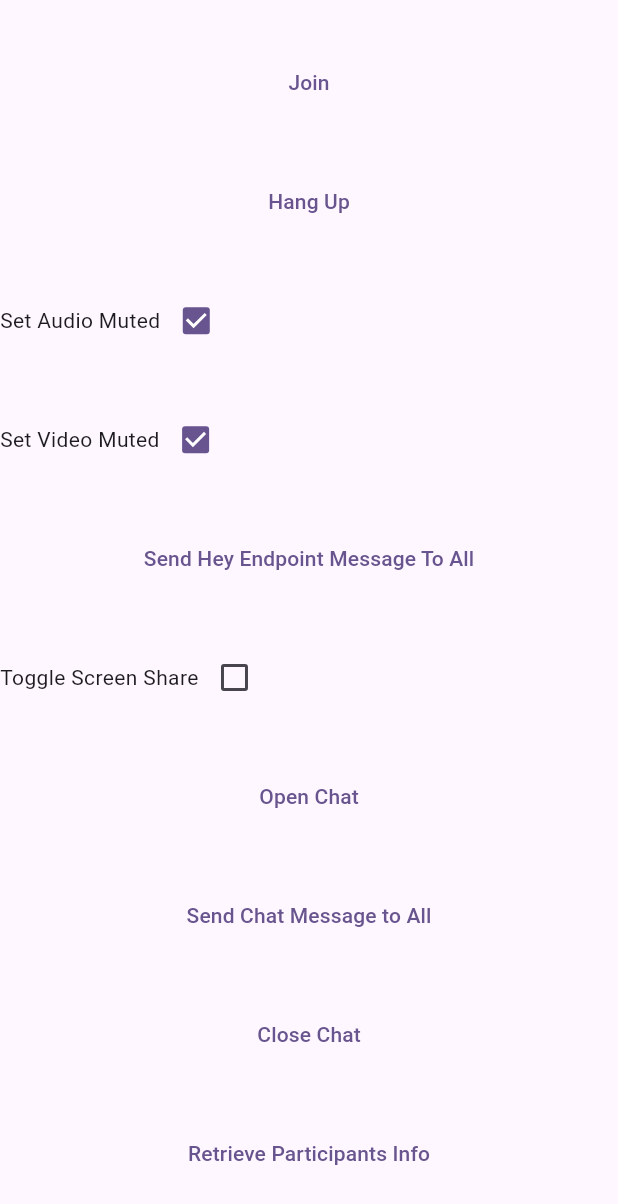
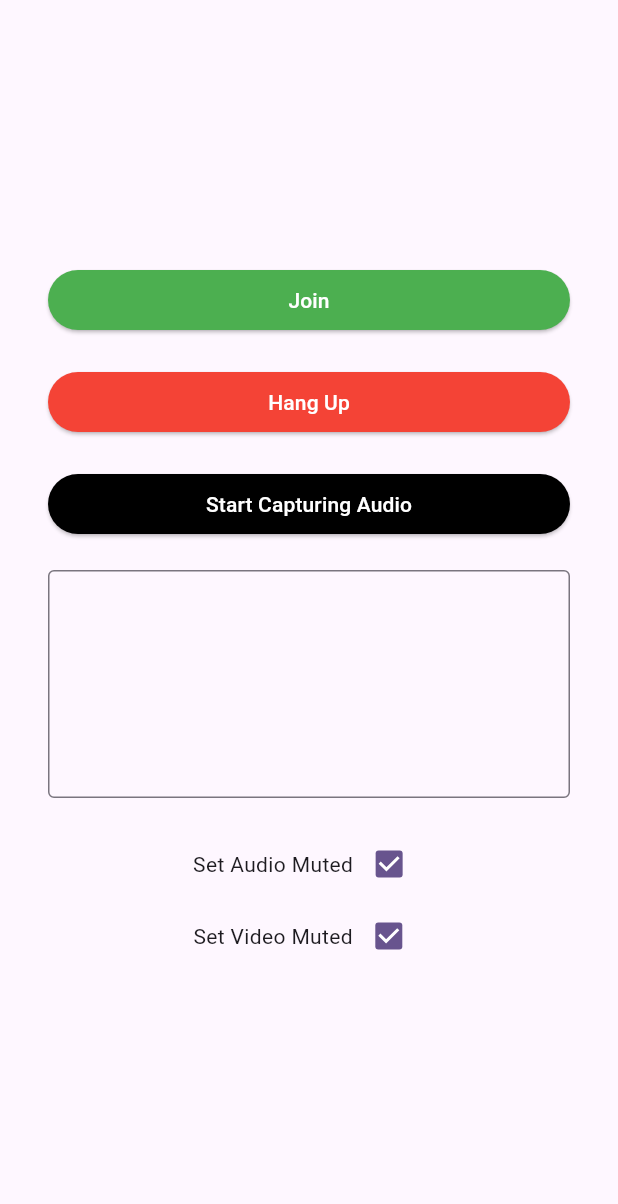
Before and after one commit to MeYo0o/meeting_app, a Flutter app: the screen it shows after launch, on a phone screen of 412 x 824 dp. Shown: the top 1204 px of the screen. Run offline on Flutter 3.47's test engine with Material 3 defaults, Android fonts, the phone set to English and light mode, and no system bars; our stand-ins replace speech_to_text; missing offline and left inert: jitsi_meet_flutter_sdk.

```diff
--- a/lib/home_screen.dart
+++ b/lib/home_screen.dart
@@ -1,5 +1,8 @@
+import 'dart:developer';
+
 import 'package:flutter/material.dart';
 import 'package:jitsi_meet_flutter_sdk/jitsi_meet_flutter_sdk.dart';
+import 'package:speech_to_text/speech_to_text.dart' as stt;
 
 class HomeScreen extends StatefulWidget {
   const HomeScreen({super.key});
@@ -9,18 +12,47 @@ class HomeScreen extends StatefulWidget {
 }
 
 class _HomeScreenState extends State<HomeScreen> {
+  final TextEditingController messageController = TextEditingController();
+  stt.SpeechToText speech = stt.SpeechToText();
+  bool isTakingAudioInput = false;
+  bool servicesAreEnabled = false;
+
   bool audioMuted = true;
   bool videoMuted = true;
   bool screenShareOn = false;
   List<String> participants = [];
   final _jitsiMeetPlugin = JitsiMeet();
 
-  join() async {
+  @override
+  void initState() {
+    super.initState();
+
+    startSTTServices();
+  }
+
+  @override
+  void dispose() {
+    messageController.dispose();
+    super.dispose();
+  }
+
+  void startSTTServices() async {
+    servicesAreEnabled = await speech.initialize(
+      onStatus: (status) {
+        log('status: $status');
+      },
+      onError: (errorNotification) {
+        log('onError: $errorNotification');
+      },
+    );
+  }
+
+  Future<void> join() async {
     var options = JitsiMeetConferenceOptions(
-      room: "ClinicalHallsPassAround",
+      room: 'ClinicalHallsPassAround',
       configOverrides: {
-        "startWithAudioMuted": true,
-        "startWithVideoMuted": true,
+        'startWithAudioMuted': true,
+        'startWithVideoMuted': true,
       },
       featureFlags: {
         FeatureFlags.addPeopleEnabled: true,
@@ -69,61 +101,64 @@ class _HomeScreenState extends State<HomeScreen> {
         FeatureFlags.toolboxAlwaysVisible: true,
       },
       userInfo: JitsiMeetUserInfo(
-          displayName: "Fresh-Start Company",
-          email: "fresh-start-dev@gmail.com",
+        displayName: 'Fresh-Start Company',
+        email: 'fresh-start-dev@gmail.com',
         avatar:
-              "https://media.licdn.com/dms/image/D4D03AQEGmEfbRTuvNQ/profile-displayphoto-shrink_800_800/0/1712652884077?e=1720051200&v=beta&t=EJ_g-czNv7V_E2h9KxkDxFXbh0LsYGZaemqdi7TMEWE"),
+            'https://media.licdn.com/dms/image/D4D03AQEGmEfbRTuvNQ/profile-displayphoto-shrink_800_800/0/1712652884077?e=1720051200&v=beta&t=EJ_g-czNv7V_E2h9KxkDxFXbh0LsYGZaemqdi7TMEWE',
+      ),
     );
 
     var listener = JitsiMeetEventListener(
       conferenceJoined: (url) {
-        debugPrint("conferenceJoined: url: $url");
+        debugPrint('conferenceJoined: url: $url');
       },
       conferenceTerminated: (url, error) {
-        debugPrint("conferenceTerminated: url: $url, error: $error");
+        debugPrint('conferenceTerminated: url: $url, error: $error');
       },
       conferenceWillJoin: (url) {
-        debugPrint("conferenceWillJoin: url: $url");
+        debugPrint('conferenceWillJoin: url: $url');
       },
       participantJoined: (email, name, role, participantId) {
         debugPrint(
-          "participantJoined: email: $email, name: $name, role: $role, "
-          "participantId: $participantId",
+          'participantJoined: email: $email, name: $name, role: $role, '
+          'participantId: $participantId',
         );
         participants.add(participantId!);
       },
       participantLeft: (participantId) {
-        debugPrint("participantLeft: participantId: $participantId");
+        debugPrint('participantLeft: participantId: $participantId');
       },
       audioMutedChanged: (muted) {
-        debugPrint("audioMutedChanged: isMuted: $muted");
+        debugPrint('audioMutedChanged: isMuted: $muted');
       },
       videoMutedChanged: (muted) {
-        debugPrint("videoMutedChanged: isMuted: $muted");
+        debugPrint('videoMutedChanged: isMuted: $muted');
       },
       endpointTextMessageReceived: (senderId, message) {
         debugPrint(
-            "endpointTextMessageReceived: senderId: $senderId, message: $message");
+          'endpointTextMessageReceived: senderId: $senderId, message: $message',
+        );
       },
       screenShareToggled: (participantId, sharing) {
         debugPrint(
-          "screenShareToggled: participantId: $participantId, "
-          "isSharing: $sharing",
+          'screenShareToggled: participantId: $participantId, '
+          'isSharing: $sharing',
         );
       },
       chatMessageReceived: (senderId, message, isPrivate, timestamp) {
         debugPrint(
-          "chatMessageReceived: senderId: $senderId, message: $message, "
-          "isPrivate: $isPrivate, timestamp: $timestamp",
+          'chatMessageReceived: senderId: $senderId, message: $message, '
+          'isPrivate: $isPrivate, timestamp: $timestamp',
         );
       },
-      chatToggled: (isOpen) => debugPrint("chatToggled: isOpen: $isOpen"),
+      chatToggled: (isOpen) => debugPrint('chatToggled: isOpen: $isOpen'),
       participantsInfoRetrieved: (participantsInfo) {
         debugPrint(
-            "participantsInfoRetrieved: participantsInfo: $participantsInfo, ");
+          'participantsInfoRetrieved: participantsInfo: $participantsInfo, ',
+        );
       },
       readyToClose: () {
-        debugPrint("readyToClose");
+        debugPrint('readyToClose');
       },
     );
     await _jitsiMeetPlugin.join(options, listener);
@@ -135,7 +170,7 @@ class _HomeScreenState extends State<HomeScreen> {
 
   setAudioMuted(bool? muted) async {
     var a = await _jitsiMeetPlugin.setAudioMuted(muted!);
-    debugPrint("$a");
+    debugPrint('$a');
     setState(() {
       audioMuted = muted;
     });
@@ -143,20 +178,20 @@ class _HomeScreenState extends State<HomeScreen> {
 
   setVideoMuted(bool? muted) async {
     var a = await _jitsiMeetPlugin.setVideoMuted(muted!);
-    debugPrint("$a");
+    debugPrint('$a');
     setState(() {
       videoMuted = muted;
     });
   }
 
   sendEndpointTextMessage() async {
-    var a = await _jitsiMeetPlugin.sendEndpointTextMessage(message: "HEY");
-    debugPrint("$a");
+    var a = await _jitsiMeetPlugin.sendEndpointTextMessage(message: 'HEY');
+    debugPrint('$a');
 
     for (var p in participants) {
       var b =
-          await _jitsiMeetPlugin.sendEndpointTextMessage(to: p, message: "HEY");
-      debugPrint("$b");
+          await _jitsiMeetPlugin.sendEndpointTextMessage(to: p, message: 'HEY');
+      debugPrint('$b');
     }
   }
 
@@ -173,12 +208,12 @@ class _HomeScreenState extends State<HomeScreen> {
   }
 
   sendChatMessage() async {
-    var a = await _jitsiMeetPlugin.sendChatMessage(message: "HEY1");
-    debugPrint("$a");
+    var a = await _jitsiMeetPlugin.sendChatMessage(message: 'HEY1');
+    debugPrint('$a');
 
     for (var p in participants) {
-      a = await _jitsiMeetPlugin.sendChatMessage(to: p, message: "HEY2");
-      debugPrint("$a");
+      a = await _jitsiMeetPlugin.sendChatMessage(to: p, message: 'HEY2');
+      debugPrint('$a');
     }
   }
 
@@ -188,54 +223,139 @@ class _HomeScreenState extends State<HomeScreen> {
 
   retrieveParticipantsInfo() async {
     var a = await _jitsiMeetPlugin.retrieveParticipantsInfo();
-    debugPrint("$a");
+    debugPrint('$a');
+  }
+
+  void startCaptureAudio() async {
+    //* If not taking audio input
+
+    if (servicesAreEnabled) {
+      setState(() => isTakingAudioInput = true);
+
+      speech.listen(
+        onResult: (result) {
+          messageController.text = result.recognizedWords;
+        },
+      );
+    } else {
+      log('The user has denied the use of speech recognition.');
+    }
+  }
+
+  void stopCaptureAudio() async {
+    speech.stop();
+    setState(() => isTakingAudioInput = false);
   }
 
   @override
   Widget build(BuildContext context) {
     return Scaffold(
-      body: Center(
+      body: GestureDetector(
+        onTap: FocusScope.of(context).unfocus,
+        behavior: HitTestBehavior.translucent,
+        child: Padding(
+          padding: const EdgeInsets.symmetric(horizontal: 32),
           child: Column(
-          mainAxisAlignment: MainAxisAlignment.spaceEvenly,
-          children: <Widget>[
-            TextButton(
+            mainAxisAlignment: MainAxisAlignment.center,
+            crossAxisAlignment: CrossAxisAlignment.stretch,
+            children: [
+              //
+              ElevatedButton(
                 onPressed: join,
-              child: const Text("Join"),
+                style: ElevatedButton.styleFrom(
+                  backgroundColor: Colors.green,
+                  foregroundColor: Colors.white,
                 ),
-            TextButton(onPressed: hangUp, child: const Text("Hang Up")),
-            Row(children: [
-              const Text("Set Audio Muted"),
+                child: const Text('Join'),
+              ),
+
+              const SizedBox(height: 20),
+
+              ElevatedButton(
+                onPressed: hangUp,
+                style: ElevatedButton.styleFrom(
+                  backgroundColor: Colors.red,
+                  foregroundColor: Colors.white,
+                ),
+                child: const Text('Hang Up'),
+              ),
+
+              const SizedBox(height: 20),
+
+              ElevatedButton(
+                onPressed:
+                    isTakingAudioInput ? stopCaptureAudio : startCaptureAudio,
+                style: ElevatedButton.styleFrom(
+                  backgroundColor: Colors.black,
+                  foregroundColor: Colors.white,
+                ),
+                child: Text(
+                  !isTakingAudioInput
+                      ? 'Start Capturing Audio'
+                      : 'Stop Capturing Audio',
+                ),
+              ),
+
+              const SizedBox(height: 20),
+
+              TextField(
+                controller: messageController,
+                decoration: const InputDecoration(
+                  border: OutlineInputBorder(),
+                ),
+                maxLines: 5,
+                onTapOutside: (event) => FocusScope.of(context).unfocus,
+              ),
+
+              const SizedBox(height: 20),
+
+              Row(
+                mainAxisAlignment: MainAxisAlignment.center,
+                children: [
+                  const Text('Set Audio Muted'),
                   Checkbox(
                     value: audioMuted,
                     onChanged: setAudioMuted,
                   ),
-            ]),
-            Row(children: [
-              const Text("Set Video Muted"),
+                ],
+              ),
+
+              Row(
+                mainAxisAlignment: MainAxisAlignment.center,
+                children: [
+                  const Text('Set Video Muted'),
                   Checkbox(
                     value: videoMuted,
                     onChanged: setVideoMuted,
                   ),
-            ]),
-            TextButton(
-                onPressed: sendEndpointTextMessage,
-                child: const Text("Send Hey Endpoint Message To All")),
-            Row(children: [
-              const Text("Toggle Screen Share"),
-              Checkbox(
-                value: screenShareOn,
-                onChanged: toggleScreenShare,
+                ],
               ),
-            ]),
-            TextButton(onPressed: openChat, child: const Text("Open Chat")),
-            TextButton(
-                onPressed: sendChatMessage,
-                child: const Text("Send Chat Message to All")),
-            TextButton(onPressed: closeChat, child: const Text("Close Chat")),
-            TextButton(
-                onPressed: retrieveParticipantsInfo,
-                child: const Text("Retrieve Participants Info")),
+
+              // TextButton(
+              //   onPressed: sendEndpointTextMessage,
+              //   child: const Text('Send Hey Endpoint Message To All'),
+              // ),
+              // Row(
+              //   children: [
+              //     const Text('Toggle Screen Share'),
+              //     Checkbox(
+              //       value: screenShareOn,
+              //       onChanged: toggleScreenShare,
+              //     ),
+              //   ],
+              // ),
+              // TextButton(onPressed: openChat, child: const Text('Open Chat')),
+              // TextButton(
+              //   onPressed: sendChatMessage,
+              //   child: const Text('Send Chat Message to All'),
+              // ),
+              // TextButton(onPressed: closeChat, child: const Text('Close Chat')),
+              // TextButton(
+              //   onPressed: retrieveParticipantsInfo,
+              //   child: const Text('Retrieve Participants Info'),
+              // ),
             ],
+          ),
         ),
       ),
     );
--- a/lib/main.dart
+++ b/lib/main.dart
@@ -12,7 +12,8 @@ class MyApp extends StatelessWidget {
   @override
   Widget build(BuildContext context) {
     return MaterialApp(
-      title: 'Flutter Demo',
+      title: 'Flutter Meeting App',
+      debugShowCheckedModeBanner: false,
       theme: ThemeData(
         colorScheme: ColorScheme.fromSeed(seedColor: Colors.deepPurple),
         useMaterial3: true,
--- a/pubspec.yaml
+++ b/pubspec.yaml
@@ -33,9 +33,10 @@ dependencies:
 
   # The following adds the Cupertino Icons font to your application.
   # Use with the CupertinoIcons class for iOS style icons.
-  cupertino_icons: ^1.0.6
+  cupertino_icons: ^1.0.8
   google_fonts: ^6.2.1
   jitsi_meet_flutter_sdk: ^0.4.2
+  speech_to_text: ^6.6.2
 
 dev_dependencies:
   flutter_test:
```
Also changed, not shown: pubspec.lock, 3 other files. Lines whose indentation alone changed are shown as unchanged.
